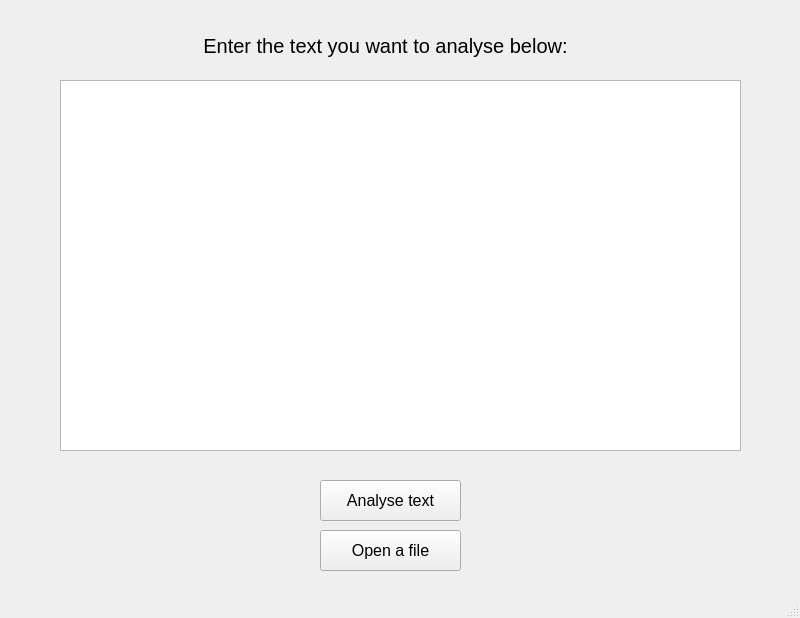
First picture: the form in ui/homeWindow.ui, repository AmyC00/Project_SATool, before the edit.
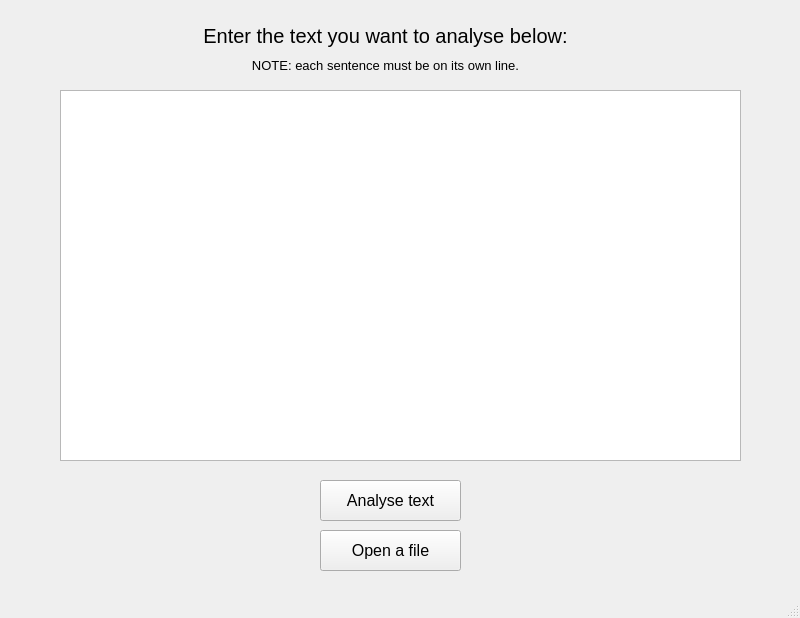
Second picture: the form after the edit.

Commit message: Analysed data being displayed in results window (without detail)

Patch:
```diff
--- a/ui/homeWindow.ui
+++ b/ui/homeWindow.ui
@@ -18,7 +18,7 @@
     <property name="geometry">
      <rect>
       <x>120</x>
-      <y>30</y>
+      <y>20</y>
       <width>531</width>
       <height>31</height>
      </rect>
@@ -39,7 +39,7 @@
     <property name="geometry">
      <rect>
       <x>60</x>
-      <y>80</y>
+      <y>90</y>
       <width>681</width>
       <height>371</height>
      </rect>
@@ -87,6 +87,27 @@
      <string>Open a file</string>
     </property>
    </widget>
+   <widget class="QLabel" name="home_InfoLabel_2">
+    <property name="geometry">
+     <rect>
+      <x>120</x>
+      <y>50</y>
+      <width>531</width>
+      <height>31</height>
+     </rect>
+    </property>
+    <property name="font">
+     <font>
+      <pointsize>10</pointsize>
+     </font>
+    </property>
+    <property name="text">
+     <string>NOTE: each sentence must be on its own line.</string>
+    </property>
+    <property name="alignment">
+     <set>Qt::AlignCenter</set>
+    </property>
+   </widget>
   </widget>
   <widget class="QMenuBar" name="menubar">
    <property name="geometry">
```
The commit also changes 7 other files.
